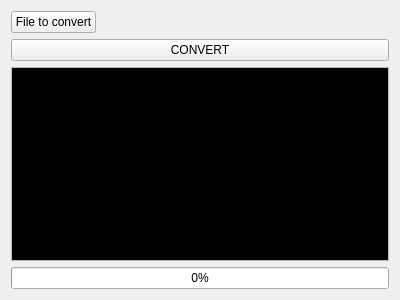
Before: the Qt Designer form file_to_header/widget.ui in rafal-tarnow/FILE_TO_HEADER_CONVERTER, drawn with Qt 5.
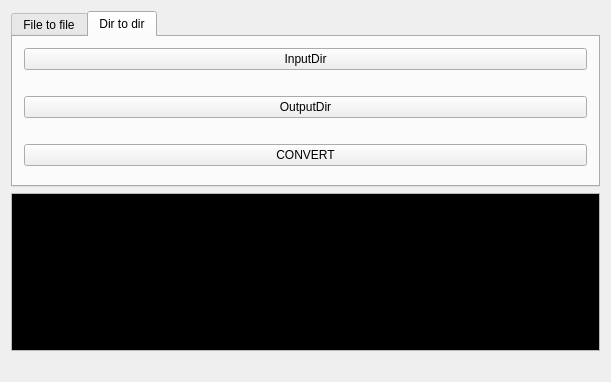
After: the same form once the commit is applied.

Diff of the .ui file:
```diff
--- a/file_to_header/widget.ui
+++ b/file_to_header/widget.ui
@@ -6,35 +6,144 @@
    <rect>
     <x>0</x>
     <y>0</y>
-    <width>400</width>
-    <height>300</height>
+    <width>611</width>
+    <height>382</height>
    </rect>
   </property>
   <property name="windowTitle">
    <string>Widget</string>
   </property>
   <layout class="QGridLayout" name="gridLayout">
-   <item row="2" column="0" colspan="2">
-    <widget class="QPushButton" name="pushButton_convert">
-     <property name="sizePolicy">
-      <sizepolicy hsizetype="MinimumExpanding" vsizetype="Fixed">
-       <horstretch>0</horstretch>
-       <verstretch>0</verstretch>
-      </sizepolicy>
-     </property>
-     <property name="text">
-      <string>CONVERT</string>
-     </property>
-    </widget>
-   </item>
-   <item row="0" column="1">
+   <item row="2" column="1">
     <widget class="QLabel" name="label_file_to_convert">
      <property name="text">
       <string/>
      </property>
     </widget>
    </item>
-   <item row="3" column="0" colspan="2">
+   <item row="0" column="1">
+    <widget class="QTabWidget" name="tabWidget">
+     <property name="currentIndex">
+      <number>1</number>
+     </property>
+     <widget class="QWidget" name="tab">
+      <attribute name="title">
+       <string>File to file</string>
+      </attribute>
+      <layout class="QGridLayout" name="gridLayout_2">
+       <item row="2" column="0">
+        <widget class="QLabel" name="label">
+         <property name="text">
+          <string>Bytes in row:</string>
+         </property>
+        </widget>
+       </item>
+       <item row="2" column="1">
+        <widget class="QSpinBox" name="spinBox_bytesInRow">
+         <property name="minimum">
+          <number>1</number>
+         </property>
+         <property name="maximum">
+          <number>1000</number>
+         </property>
+         <property name="value">
+          <number>100</number>
+         </property>
+        </widget>
+       </item>
+       <item row="0" column="0">
+        <widget class="QPushButton" name="pushButton_openFile">
+         <property name="sizePolicy">
+          <sizepolicy hsizetype="Fixed" vsizetype="Fixed">
+           <horstretch>0</horstretch>
+           <verstretch>0</verstretch>
+          </sizepolicy>
+         </property>
+         <property name="text">
+          <string>File to convert</string>
+         </property>
+        </widget>
+       </item>
+       <item row="5" column="0" colspan="2">
+        <widget class="QProgressBar" name="progressBar">
+         <property name="value">
+          <number>0</number>
+         </property>
+        </widget>
+       </item>
+       <item row="3" column="0" colspan="2">
+        <widget class="QPushButton" name="pushButton_convert">
+         <property name="sizePolicy">
+          <sizepolicy hsizetype="MinimumExpanding" vsizetype="Fixed">
+           <horstretch>0</horstretch>
+           <verstretch>0</verstretch>
+          </sizepolicy>
+         </property>
+         <property name="text">
+          <string>CONVERT</string>
+         </property>
+        </widget>
+       </item>
+      </layout>
+     </widget>
+     <widget class="QWidget" name="tab_2">
+      <attribute name="title">
+       <string>Dir to dir</string>
+      </attribute>
+      <layout class="QGridLayout" name="gridLayout_3">
+       <item row="0" column="0">
+        <widget class="QPushButton" name="pushButton_inputDir">
+         <property name="text">
+          <string>InputDir</string>
+         </property>
+        </widget>
+       </item>
+       <item row="2" column="0">
+        <widget class="QPushButton" name="pushButton_outputDir">
+         <property name="text">
+          <string>OutputDir</string>
+         </property>
+        </widget>
+       </item>
+       <item row="5" column="0">
+        <spacer name="verticalSpacer">
+         <property name="orientation">
+          <enum>Qt::Vertical</enum>
+         </property>
+         <property name="sizeHint" stdset="0">
+          <size>
+           <width>20</width>
+           <height>40</height>
+          </size>
+         </property>
+        </spacer>
+       </item>
+       <item row="1" column="0">
+        <widget class="QLabel" name="label_inputDir">
+         <property name="text">
+          <string/>
+         </property>
+        </widget>
+       </item>
+       <item row="4" column="0">
+        <widget class="QPushButton" name="pushButton_convertDir">
+         <property name="text">
+          <string>CONVERT</string>
+         </property>
+        </widget>
+       </item>
+       <item row="3" column="0">
+        <widget class="QLabel" name="label_outputDir">
+         <property name="text">
+          <string/>
+         </property>
+        </widget>
+       </item>
+      </layout>
+     </widget>
+    </widget>
+   </item>
+   <item row="1" column="1">
     <widget class="QPlainTextEdit" name="console">
      <property name="palette">
       <palette>
@@ -129,26 +238,6 @@
      </property>
     </widget>
    </item>
-   <item row="0" column="0">
-    <widget class="QPushButton" name="pushButton_openFile">
-     <property name="sizePolicy">
-      <sizepolicy hsizetype="Fixed" vsizetype="Fixed">
-       <horstretch>0</horstretch>
-       <verstretch>0</verstretch>
-      </sizepolicy>
-     </property>
-     <property name="text">
-      <string>File to convert</string>
-     </property>
-    </widget>
-   </item>
-   <item row="4" column="0" colspan="2">
-    <widget class="QProgressBar" name="progressBar">
-     <property name="value">
-      <number>0</number>
-     </property>
-    </widget>
-   </item>
   </layout>
  </widget>
  <layoutdefault spacing="6" margin="11"/>
```
